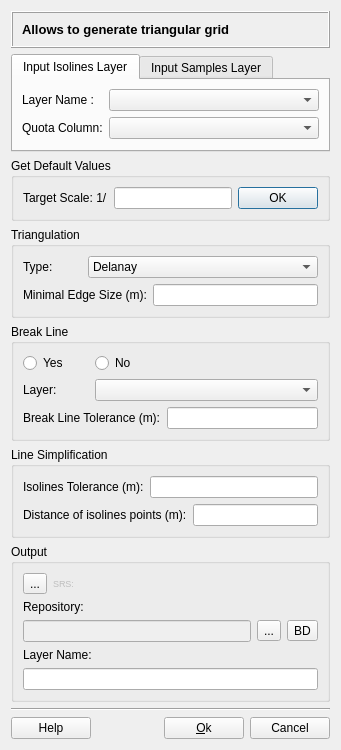
The window that src/terralib/mnt/qt/ui/TINGenerationDialogForm.ui (claudiobogossian/terralib5) describes before a commit, drawn with Qt 5.
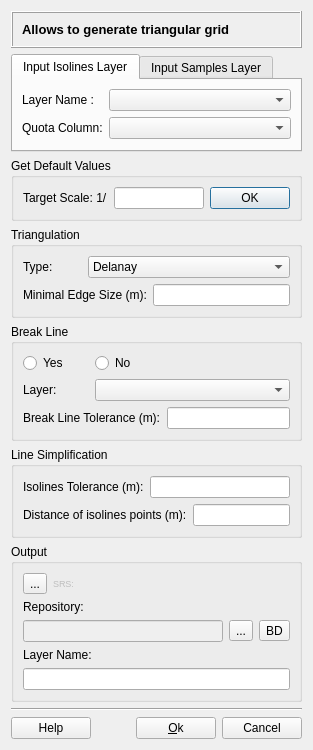
The same window after the commit. Custom widgets are drawn as their Qt base class.

Diff of the .ui file:
```diff
--- a/src/terralib/mnt/qt/ui/TINGenerationDialogForm.ui
+++ b/src/terralib/mnt/qt/ui/TINGenerationDialogForm.ui
@@ -6,7 +6,7 @@
    <rect>
     <x>0</x>
     <y>0</y>
-    <width>341</width>
+    <width>313</width>
     <height>687</height>
    </rect>
   </property>
```
